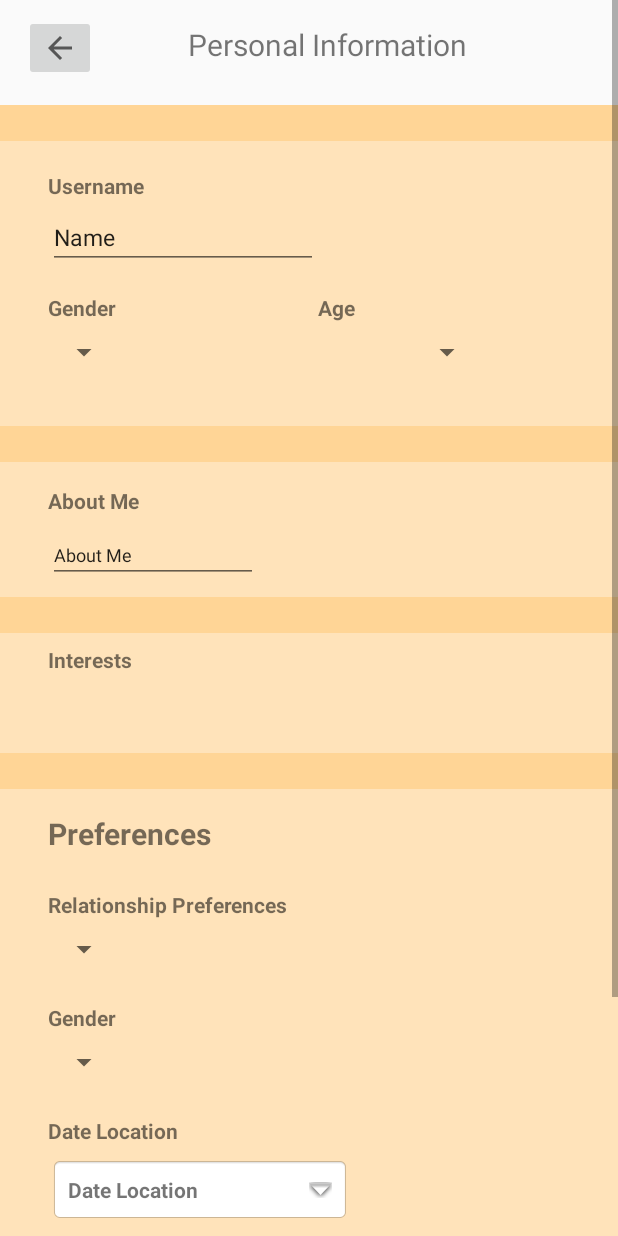
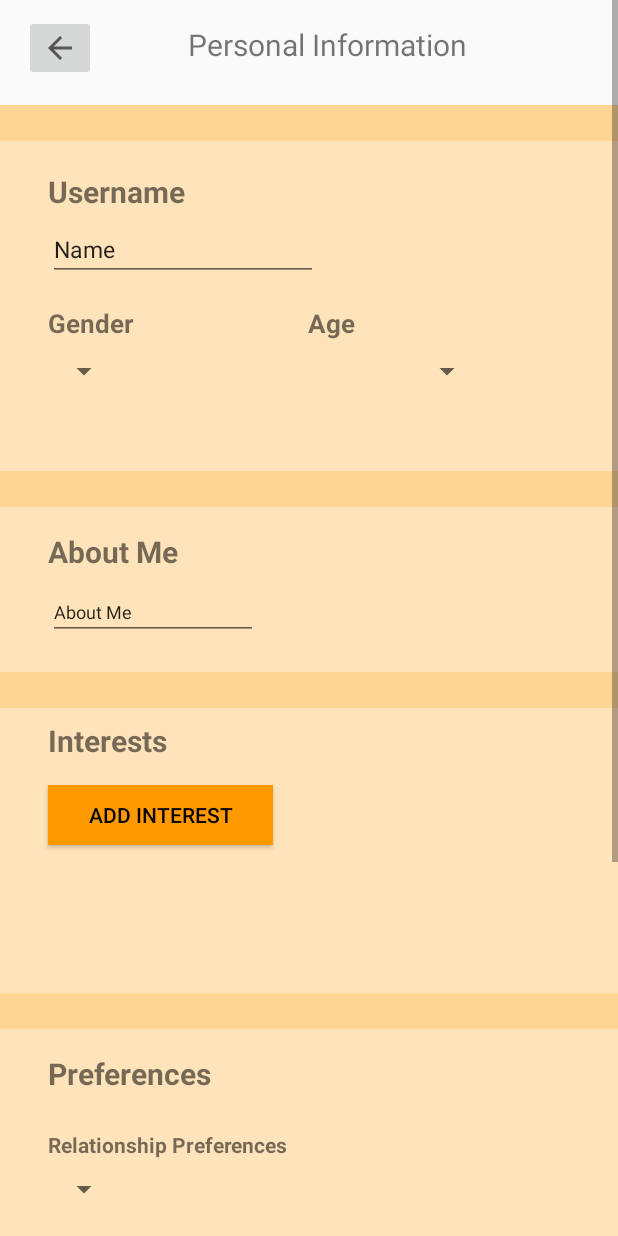
Before and after one commit to New-President/MADIgNight, an Android app: the layout activity_profile_creation.xml on its own in the app's theme, with its tools: preview values and no code run, on a phone screen of 412 x 824 dp. Run offline under Robolectric (Android 15) with nearby library versions, the phone set to English and light mode, and no system bars.

Commit message:
ProfileCreation interest done

```diff
--- a/app/src/main/res/layout/activity_profile_creation.xml
+++ b/app/src/main/res/layout/activity_profile_creation.xml
@@ -29,7 +29,7 @@
                 <com.google.android.material.navigation.NavigationView
                     android:id="@+id/AboutView"
                     android:layout_width="0dp"
-                    android:layout_height="90dp"
+                    android:layout_height="110dp"
                     android:layout_marginTop="24dp"
                     android:background="#FFE3BA"
                     app:layout_constraintEnd_toEndOf="parent"
@@ -47,6 +47,7 @@
                             android:layout_marginStart="32dp"
                             android:layout_marginTop="16dp"
                             android:text="About Me"
+                            android:textSize="20sp"
                             android:textStyle="bold"
                             app:layout_constraintStart_toStartOf="parent"
                             app:layout_constraintTop_toTopOf="parent" />
@@ -156,7 +157,7 @@
 
                                 <TextView
                                     android:id="@+id/DateLocDropdown"
-                                    android:layout_width="200dp"
+                                    android:layout_width="250dp"
                                     android:layout_height="wrap_content"
                                     android:layout_marginStart="33dp"
                                     android:layout_marginTop="8dp"
@@ -215,7 +216,7 @@
                 <com.google.android.material.navigation.NavigationView
                     android:id="@+id/NameView"
                     android:layout_width="0dp"
-                    android:layout_height="190dp"
+                    android:layout_height="220dp"
                     android:layout_marginTop="24dp"
                     app:layout_constraintEnd_toEndOf="parent"
                     app:layout_constraintStart_toStartOf="parent"
@@ -233,6 +234,7 @@
                             android:layout_marginStart="32dp"
                             android:layout_marginTop="20dp"
                             android:text="Username"
+                            android:textSize="20sp"
                             android:textStyle="bold"
                             app:layout_constraintStart_toStartOf="parent"
                             app:layout_constraintTop_toTopOf="parent" />
@@ -257,6 +259,7 @@
                             android:layout_marginStart="32dp"
                             android:layout_marginTop="16dp"
                             android:text="Gender"
+                            android:textSize="17sp"
                             android:textStyle="bold"
                             app:layout_constraintEnd_toStartOf="@+id/Age"
                             app:layout_constraintHorizontal_bias="0.5"
@@ -291,6 +294,7 @@
                             android:layout_marginTop="16dp"
                             android:layout_marginEnd="175dp"
                             android:text="Age"
+                            android:textSize="17sp"
                             android:textStyle="bold"
                             app:layout_constraintEnd_toEndOf="parent"
                             app:layout_constraintHorizontal_bias="0.5"
@@ -304,7 +308,7 @@
                 <com.google.android.material.navigation.NavigationView
                     android:id="@+id/InterestView"
                     android:layout_width="0dp"
-                    android:layout_height="80dp"
+                    android:layout_height="190dp"
                     android:layout_marginTop="24dp"
                     app:layout_constraintEnd_toEndOf="parent"
                     app:layout_constraintStart_toStartOf="parent"
@@ -322,9 +326,32 @@
                             android:layout_marginStart="32dp"
                             android:layout_marginTop="8dp"
                             android:text="Interests"
+                            android:textSize="20sp"
                             android:textStyle="bold"
                             app:layout_constraintStart_toStartOf="parent"
                             app:layout_constraintTop_toTopOf="parent" />
+
+                        <androidx.recyclerview.widget.RecyclerView
+                            android:id="@+id/interestRecyclerView"
+                            android:layout_width="320dp"
+                            android:layout_height="78dp"
+                            android:layout_marginStart="32dp"
+                            android:layout_marginTop="8dp"
+                            app:layout_constraintStart_toStartOf="parent"
+                            app:layout_constraintTop_toBottomOf="@+id/InterestButton" />
+
+                        <Button
+                            android:id="@+id/InterestButton"
+                            android:layout_width="150dp"
+                            android:layout_height="40dp"
+                            android:layout_marginStart="32dp"
+                            android:layout_marginTop="16dp"
+                            android:background="#FF9900"
+                            android:text="Add Interest"
+                            android:textColor="@color/black"
+                            app:layout_constraintStart_toStartOf="parent"
+                            app:layout_constraintTop_toBottomOf="@+id/Interests" />
+
                     </androidx.constraintlayout.widget.ConstraintLayout>
                 </com.google.android.material.navigation.NavigationView>
 
```
Also changed, not shown: app/src/main/java/sg/edu/np/ignight/ProfileCreation.java (deleted, +0 -112 lines), app/src/main/java/sg/edu/np/ignight/ProfileCreationActivity.java (added, +204 -0 lines), app/src/main/java/sg/edu/np/ignight/ProfileCreationAdapter.java (added, +42 -0 lines), app/src/main/java/sg/edu/np/ignight/ProfileCreationViewHolder.java (added, +17 -0 lines), app/src/main/res/drawable/interest_btn.xml (added, +7 -0 lines), app/src/main/res/layout/interest_layout.xml (added, +19 -0 lines).
